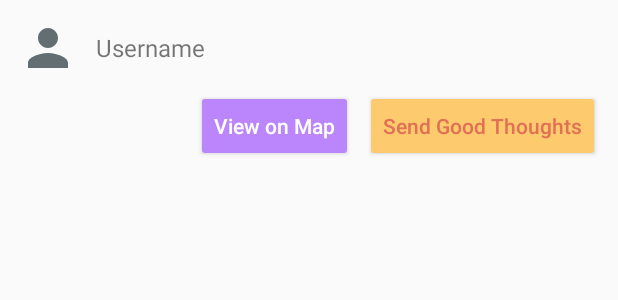
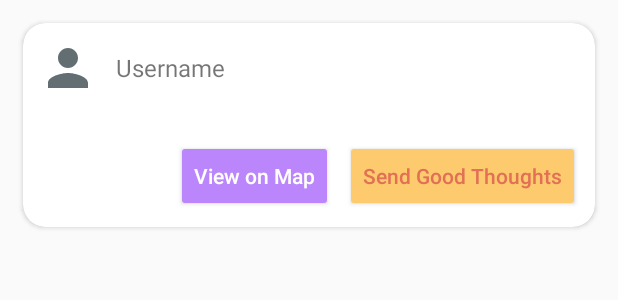
Before and after one commit to Mila-Slavkovska/MPIP-Project, an Android app built with Jetpack Compose: the layout item_friend.xml on its own in the app's theme, with its tools: preview values and no code run, on a phone screen of 412 x 824 dp. Shown: the top 300 px of the screen. Run offline under Robolectric (Android 15) with nearby library versions, the light colour scheme and no system bars.

Commit message:
Add friend location on map

```diff
--- a/app/build.gradle.kts
+++ b/app/build.gradle.kts
@@ -57,6 +57,7 @@ dependencies {
     implementation(libs.androidx.constraintlayout)
     implementation(libs.firebase.database)
     implementation("com.google.android.gms:play-services-location:21.0.1")
+    implementation("org.osmdroid:osmdroid-android:6.1.16")
     testImplementation(libs.junit)
     androidTestImplementation(libs.androidx.junit)
     androidTestImplementation(libs.androidx.espresso.core)
--- a/app/src/main/AndroidManifest.xml
+++ b/app/src/main/AndroidManifest.xml
@@ -5,6 +5,7 @@
     <uses-permission android:name="android.permission.INTERNET" />
     <uses-permission android:name="android.permission.ACCESS_FINE_LOCATION" />
     <uses-permission android:name="android.permission.ACCESS_COARSE_LOCATION" />
+    <uses-permission android:name="android.permission.ACCESS_NETWORK_STATE" />
 
     <application
         android:allowBackup="true"
@@ -16,6 +17,9 @@
         android:supportsRtl="true"
         android:theme="@style/Theme.MPIP"
         tools:targetApi="31">
+        <activity
+            android:name=".FriendLocationActivity"
+            android:exported="false" />
         <activity
             android:name=".FriendListActivity"
             android:exported="false" />
--- /dev/null
+++ b/app/src/main/res/layout/activity_friend_location.xml
@@ -0,0 +1,5 @@
+<?xml version="1.0" encoding="utf-8"?>
+<org.osmdroid.views.MapView xmlns:android="http://schemas.android.com/apk/res/android"
+    android:id="@+id/map"
+    android:layout_width="match_parent"
+    android:layout_height="match_parent" />
--- a/app/src/main/res/layout/item_friend.xml
+++ b/app/src/main/res/layout/item_friend.xml
@@ -1,16 +1,28 @@
 <?xml version="1.0" encoding="utf-8"?>
 <LinearLayout xmlns:android="http://schemas.android.com/apk/res/android"
     xmlns:tools="http://schemas.android.com/tools"
+    xmlns:app="http://schemas.android.com/apk/res-auto"
     android:orientation="vertical"
     android:layout_width="match_parent"
     android:layout_height="wrap_content"
-    android:backgroundTint="@color/background"
-    android:padding="12dp">
+    android:backgroundTint="@color/background">
+
+    <androidx.cardview.widget.CardView
+        android:layout_width="match_parent"
+        android:layout_height="wrap_content"
+        android:layout_margin="15dp"
+        app:cardCornerRadius="15dp" >
+
+        <LinearLayout
+            android:orientation="vertical"
+            android:layout_width="match_parent"
+            android:layout_height="match_parent">
 
             <LinearLayout
                 android:orientation="horizontal"
                 android:layout_width="match_parent"
                 android:layout_height="wrap_content"
+                android:padding="10dp"
                 android:gravity="center_vertical">
 
                 <ImageView
@@ -35,6 +47,7 @@
                 android:layout_width="match_parent"
                 android:layout_height="wrap_content"
                 android:gravity="end"
+                android:padding="10dp"
                 android:layout_marginTop="8dp">
 
                 <Button
@@ -59,3 +72,7 @@
             </LinearLayout>
 
         </LinearLayout>
+
+    </androidx.cardview.widget.CardView>
+
+</LinearLayout>
--- a/app/src/main/res/values/strings.xml
+++ b/app/src/main/res/values/strings.xml
@@ -17,4 +17,5 @@
     <string name="view_on_map">View on Map</string>
     <string name="add_friend">Add Friend</string>
     <string name="enter_friend_s_uid">Enter friend\'s UID</string>
+    <string name="friends">Friends</string>
 </resources>
```
Also changed, not shown: app/src/main/java/com/example/mpip/FriendListActivity.kt (+8 -8 lines), app/src/main/java/com/example/mpip/FriendLocationActivity.kt (added, +106 -0 lines), app/src/main/res/layout/activity_friend_list.xml (+8 -8 lines). Lines whose indentation alone changed are shown as unchanged.
